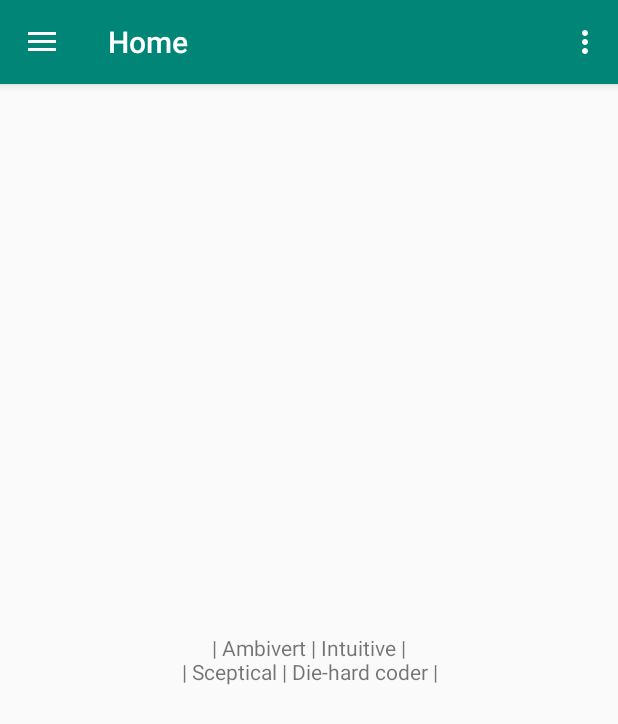
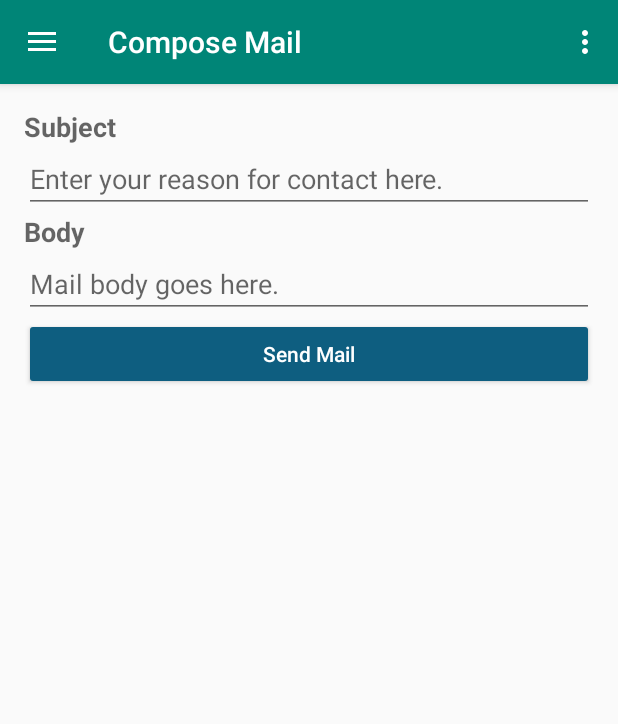
Before and after one commit to the-it-weirdo/ResumeApp-Android, an Android app: the fragment MailForm placed in its activity, on a phone screen of 412 x 824 dp. Shown: the top 724 px of the screen. Run offline under Robolectric (Android 15) with nearby library versions, the phone set to English and light mode, and no system bars.

Commit message:
MailForm ready. Changed behaviour of fabMail button in Home Fragment.

```diff
--- a/app/src/main/java/com/example/kingominho/MailForm.java
+++ b/app/src/main/java/com/example/kingominho/MailForm.java
@@ -1,35 +1,44 @@
 package com.example.kingominho;
 
+import android.app.AlertDialog;
 import android.content.Context;
+import android.content.DialogInterface;
 import android.net.Uri;
 import android.os.Bundle;
 
+import androidx.annotation.NonNull;
+import androidx.annotation.Nullable;
 import androidx.fragment.app.Fragment;
 
 import android.view.LayoutInflater;
 import android.view.View;
 import android.view.ViewGroup;
+import android.widget.Button;
+import android.widget.EditText;
 
 
 /**
  * A simple {@link Fragment} subclass.
  * Activities that contain this fragment must implement the
- * {@link MailForm . OnFragmentInteractionListener} interface
+ * {@link MailForm.OnMailFormFragmentInteractionListener} interface
  * to handle interaction events.
  * Use the {@link MailForm#newInstance} factory method to
  * create an instance of this fragment.
  */
 public class MailForm extends Fragment {
-    // TODO: Rename parameter arguments, choose names that match
     // the fragment initialization parameters, e.g. ARG_ITEM_NUMBER
-    private static final String ARG_PARAM1 = "param1";
-    private static final String ARG_PARAM2 = "param2";
+    //private static final String ARG_PARAM1 = "param1";
+    //private static final String ARG_PARAM2 = "param2";
 
-    // TODO: Rename and change types of parameters
-    private String mParam1;
-    private String mParam2;
+    static final String emailKey = "Mail.EMAIL";
+    static final String subjectKey = "Mail.SUBJECT";
+    static final String bodyKey = "Mail.BODY";
 
-    //private OnFragmentInteractionListener mListener;
+
+    //private String mParam1;
+    //private String mParam2;
+
+    private OnMailFormFragmentInteractionListener mListener;
 
     public MailForm() {
         // Required empty public constructor
@@ -39,27 +48,25 @@ public class MailForm extends Fragment {
      * Use this factory method to create a new instance of
      * this fragment using the provided parameters.
      *
-     * @param param1 Parameter 1.
-     * @param param2 Parameter 2.
      * @return A new instance of fragment MailForm.
      */
     // TODO: Rename and change types and number of parameters
-    public static MailForm newInstance(String param1, String param2) {
+    public static MailForm newInstance() {
         MailForm fragment = new MailForm();
-        Bundle args = new Bundle();
+        /*Bundle args = new Bundle();
         args.putString(ARG_PARAM1, param1);
         args.putString(ARG_PARAM2, param2);
-        fragment.setArguments(args);
+        fragment.setArguments(args);*/
         return fragment;
     }
 
     @Override
     public void onCreate(Bundle savedInstanceState) {
         super.onCreate(savedInstanceState);
-        if (getArguments() != null) {
+        /*if (getArguments() != null) {
             mParam1 = getArguments().getString(ARG_PARAM1);
             mParam2 = getArguments().getString(ARG_PARAM2);
-        }
+        }*/
     }
 
     @Override
@@ -69,19 +76,78 @@ public class MailForm extends Fragment {
         return inflater.inflate(R.layout.fragment_mail_form, container, false);
     }
 
-    /*
-    // TODO: Rename method, update argument and hook method into UI event
-    public void onButtonPressed(Uri uri) {
-        if (mListener != null) {
-            mListener.onFragmentInteraction(uri);
+    @Override
+    public void onViewCreated(@NonNull View view, @Nullable Bundle savedInstanceState) {
+        super.onViewCreated(view, savedInstanceState);
+
+        getActivity().setTitle(getResources().getString(R.string.mailFormLabel));
+
+        final EditText subjectField = (EditText) getView().findViewById(R.id.subjectText);
+        final EditText bodyField = (EditText) getView().findViewById(R.id.bodyText);
+        Button sendMailButton = (Button) getView().findViewById(R.id.sendMailButton);
+
+        sendMailButton.setOnClickListener(new View.OnClickListener() {
+            @Override
+            public void onClick(View view) {
+                String email = getResources().getString(R.string.myEmail);
+                String subject = subjectField.getText().toString();
+                String body = bodyField.getText().toString();
+
+                if (subject.trim().isEmpty())
+                {
+                    AlertDialog.Builder builder = new AlertDialog.Builder(getActivity());
+                    builder.setMessage(R.string.emptySubjectDialogMessage).setTitle(R.string.emptySubjectDialogTitle);
+                    builder.setCancelable(true);
+                    builder.setPositiveButton("Okay", new DialogInterface.OnClickListener() {
+                        @Override
+                        public void onClick(DialogInterface dialogInterface, int i) {
+                            dialogInterface.cancel();
+                        }
+                    });
+                    AlertDialog alert = builder.create();
+                    alert.show();
+                    subjectField.requestFocus();
+                }
+                else if(body.trim().isEmpty())
+                {
+                    AlertDialog.Builder builder = new AlertDialog.Builder(getActivity());
+                    builder.setMessage(R.string.emptyBodyDialogMessage).setTitle(R.string.emptyBodyDialogTitle);
+                    builder.setCancelable(true);
+                    builder.setPositiveButton("Okay", new DialogInterface.OnClickListener() {
+                        @Override
+                        public void onClick(DialogInterface dialogInterface, int i) {
+                            dialogInterface.cancel();
+                        }
+                    });
+                    AlertDialog alert = builder.create();
+                    alert.show();
+                    bodyField.requestFocus();
+                }
+                else {
+                    Bundle bundle = new Bundle();
+                    bundle.putString(emailKey, email);
+                    bundle.putString(subjectKey, subject);
+                    bundle.putString(bodyKey, body);
+                    onSendMailButtonPressed(bundle);
+                }
+            }
+        });
+    }
+
+
+    private void onSendMailButtonPressed(Bundle bundle)
+    {
+        if(mListener != null)
+        {
+            mListener.onSendMailButtonPressed(bundle);
         }
     }
 
     @Override
     public void onAttach(Context context) {
         super.onAttach(context);
-        if (context instanceof OnFragmentInteractionListener) {
-            mListener = (OnFragmentInteractionListener) context;
+        if (context instanceof OnMailFormFragmentInteractionListener) {
+            mListener = (OnMailFormFragmentInteractionListener) context;
         } else {
             throw new RuntimeException(context.toString()
                     + " must implement OnFragmentInteractionListener");
@@ -104,8 +170,8 @@ public class MailForm extends Fragment {
      * "http://developer.android.com/training/basics/fragments/communicating.html"
      * >Communicating with Other Fragments</a> for more information.
      */
-    /*public interface OnFragmentInteractionListener {
-        // TODO: Update argument type and name
-        void onFragmentInteraction(Uri uri);
-    }*/
+    public interface OnMailFormFragmentInteractionListener {
+
+        void onSendMailButtonPressed(Bundle bundle);
+    }
 }
--- a/app/src/main/res/layout/fragment_mail_form.xml
+++ b/app/src/main/res/layout/fragment_mail_form.xml
@@ -1,16 +1,56 @@
 <?xml version="1.0" encoding="utf-8"?>
-<FrameLayout xmlns:android="http://schemas.android.com/apk/res/android"
-    xmlns:tools="http://schemas.android.com/tools"
+
+<androidx.core.widget.NestedScrollView
+    xmlns:android="http://schemas.android.com/apk/res/android"
     android:layout_width="match_parent"
-    android:layout_height="match_parent"
-    tools:context=".MailForm">
+    android:layout_height="wrap_content">
 
-    <!-- TODO: Update blank fragment layout -->
-    <TextView
-        android:layout_gravity="center"
-        android:textAlignment="center"
-        android:layout_width="wrap_content"
+    <LinearLayout
+        android:orientation="vertical"
+        android:layout_width="match_parent"
         android:layout_height="wrap_content"
-        android:text="@string/myAbout" />
+        android:paddingTop="@dimen/padding_top"
+        android:paddingStart="@dimen/paddingStart"
+        android:paddingLeft="@dimen/paddingStart"
+        android:paddingEnd="@dimen/paddingEnd"
+        android:paddingRight="@dimen/paddingEnd">
 
-</FrameLayout>
+
+        <TextView
+            android:layout_width="wrap_content"
+            android:layout_height="wrap_content"
+            android:text="@string/subjectTitle"
+            android:textAppearance="@style/TextAppearance.AppCompat.Medium"
+            android:textStyle="bold" />
+
+        <EditText
+            android:id="@+id/subjectText"
+            android:inputType="textEmailSubject"
+            android:layout_width="match_parent"
+            android:layout_height="wrap_content"
+            android:hint="@string/subjectDefaultString"/>
+
+        <TextView
+            android:layout_width="wrap_content"
+            android:layout_height="wrap_content"
+            android:text="@string/bodyTitle"
+            android:textAppearance="@style/TextAppearance.AppCompat.Medium"
+            android:textStyle="bold"/>
+
+        <EditText
+            android:id="@+id/bodyText"
+            android:layout_width="match_parent"
+            android:layout_height="wrap_content"
+            android:hint="@string/bodyDefaultString"
+            android:inputType="textCapSentences|textMultiLine" />
+
+        <Button
+            android:id="@+id/sendMailButton"
+            style="@style/Widget.AppCompat.Button.Colored"
+            android:layout_width="match_parent"
+            android:layout_height="wrap_content"
+            android:text="@string/buttonText"
+            android:textAllCaps="false"/>
+
+    </LinearLayout>
+</androidx.core.widget.NestedScrollView>
--- a/app/src/main/res/values/dimens.xml
+++ b/app/src/main/res/values/dimens.xml
@@ -5,4 +5,7 @@
     <dimen name="nav_header_vertical_spacing">8dp</dimen>
     <dimen name="nav_header_height">176dp</dimen>
     <dimen name="fab_margin">16dp</dimen>
+    <dimen name="padding_top">16dp</dimen>
+    <dimen name="paddingStart">16dp</dimen>
+    <dimen name="paddingEnd">16dp</dimen>
 </resources>
--- a/app/src/main/res/values/strings.xml
+++ b/app/src/main/res/values/strings.xml
@@ -17,6 +17,7 @@
     <string name="contactLabel">Contact</string>
     <string name="skillsLabel">Skills</string>
     <string name="projectsLabel">Projects</string>
+    <string name="mailFormLabel">Compose Mail</string>
 
     <!-- Menu -->
     <string name="menu_home">Home</string>
@@ -79,6 +80,17 @@
 
 
 
+    <!--Mail Form-->
+    <string name="subjectTitle">Subject</string>
+    <string name="bodyTitle">Body</string>
+    <string name="subjectDefaultString">Enter your reason for contact here.</string>
+    <string name="bodyDefaultString">Mail body goes here.</string>
+    <string name="buttonText">Send Mail</string>
+    <string name="emptySubjectDialogTitle">Subject Field Empty.</string>
+    <string name="emptySubjectDialogMessage">Please mention your reason for contact in the subject field.</string>
+    <string name="emptyBodyDialogTitle">Body Field Empty.</string>
+    <string name="emptyBodyDialogMessage">Are you sure you want to leave an empty body ?</string>
+
     <string-array name="credits">
         <item>Icons made by <a href="https://www.flaticon.com/authors/hanan" title="Hanan">Hanan</a> from <a href="https://www.flaticon.com/" title="Flaticon">www.flaticon.com</a></item>
     </string-array>
```
Also changed, not shown: app/src/main/java/com/example/kingominho/Home.java (+14 -8 lines), app/src/main/java/com/example/kingominho/MainActivity.java (+18 -6 lines).
